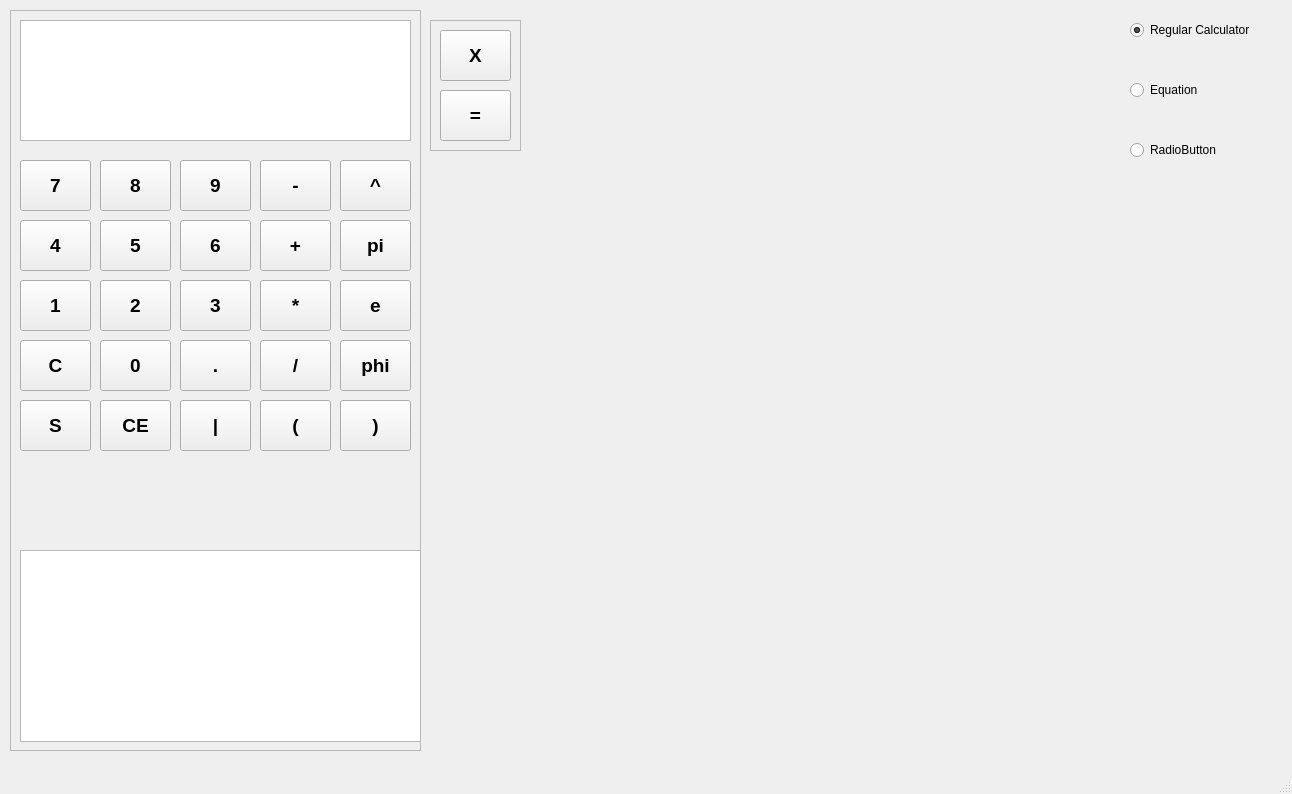
First picture: the form in mainwindow.ui, repository injecktor/mathApplication, before the edit.
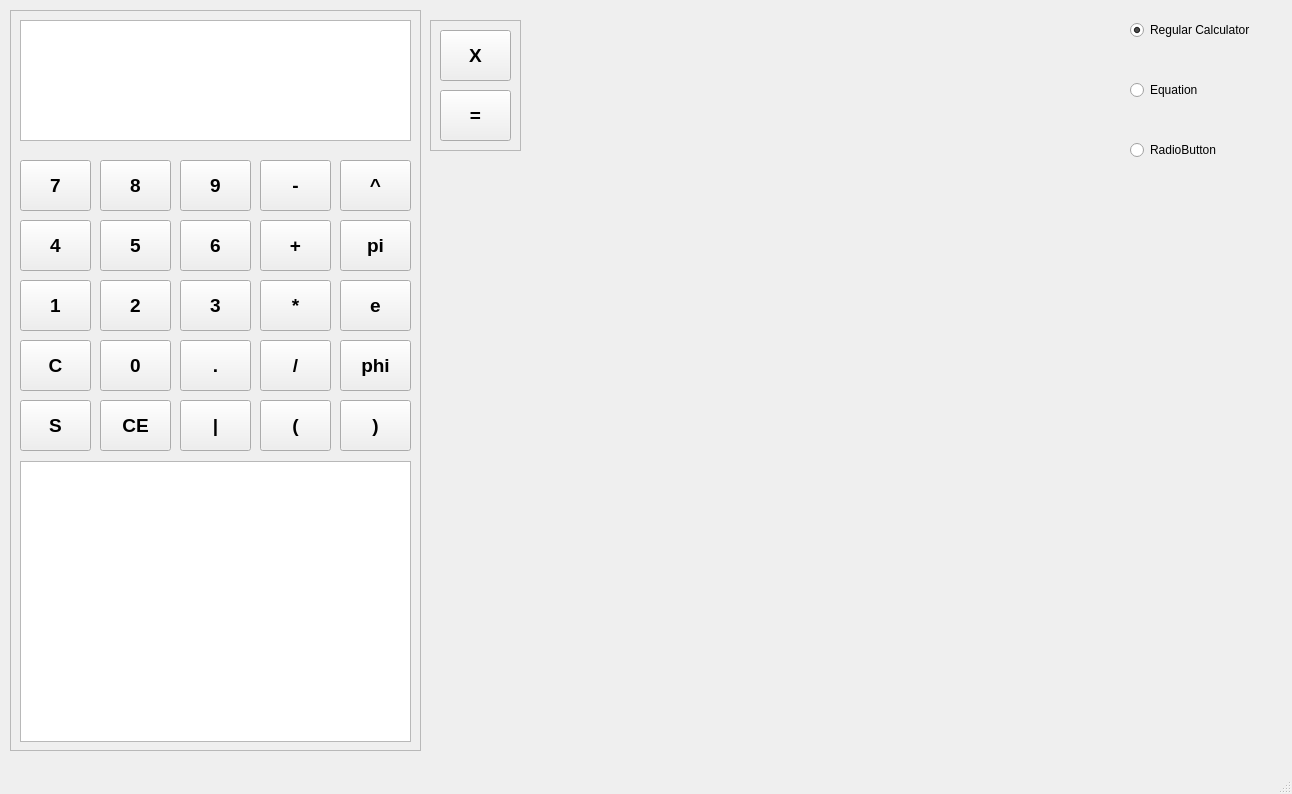
Second picture: the form after the edit.

```diff
--- a/mainwindow.ui
+++ b/mainwindow.ui
@@ -144,9 +144,9 @@
      <property name="geometry">
       <rect>
        <x>10</x>
-       <y>540</y>
-       <width>401</width>
-       <height>192</height>
+       <y>451</y>
+       <width>391</width>
+       <height>281</height>
       </rect>
      </property>
      <property name="markdown">
```
